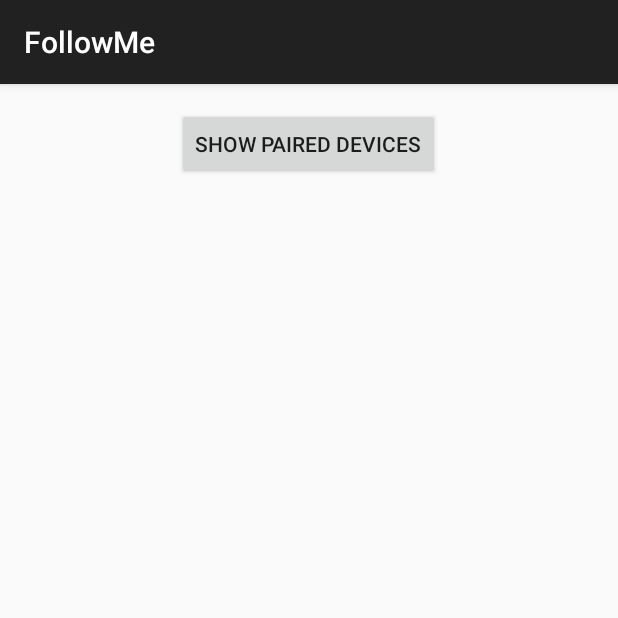
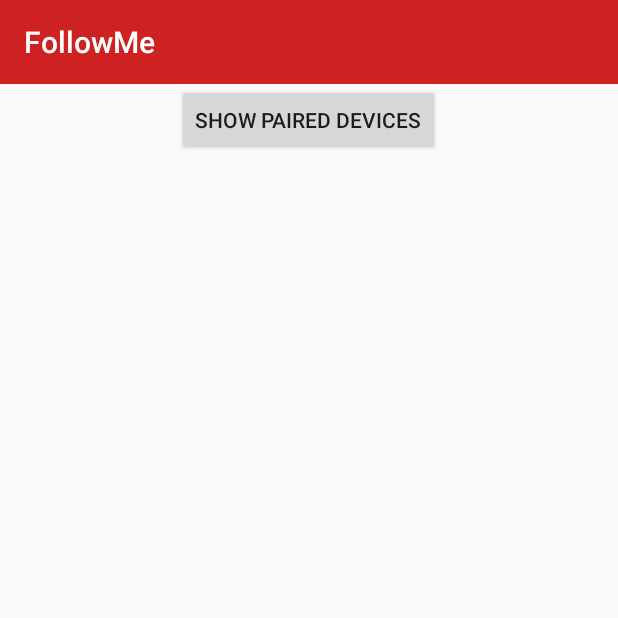
Before and after one commit to arjunair86/FollowMe, an Android app: the screen it shows after launch (MainActivity), on a phone screen of 412 x 824 dp, the top half of it. Run offline under Robolectric (Android 15) with nearby library versions, the phone set to English and light mode, and no system bars.

Commit message:
added some basic design and color to the app

```diff
--- a/app/src/main/AndroidManifest.xml
+++ b/app/src/main/AndroidManifest.xml
@@ -11,7 +11,7 @@
         android:icon="@mipmap/ic_launcher"
         android:label="@string/app_name"
         android:supportsRtl="true"
-        android:theme="@style/Theme.AppCompat.DayNight.DarkActionBar">
+        android:theme="@style/Theme.AppCompat.Light.NoActionBar">
         <activity android:name=".MainActivity">
             <intent-filter>
                 <action android:name="android.intent.action.MAIN" />
--- a/app/src/main/java/com/example/lenser/followme/MainActivity.java
+++ b/app/src/main/java/com/example/lenser/followme/MainActivity.java
@@ -1,24 +1,22 @@
 package com.example.lenser.followme;
 
-import android.animation.Animator;
 import android.bluetooth.BluetoothAdapter;
 import android.bluetooth.BluetoothDevice;
 import android.bluetooth.BluetoothSocket;
 import android.content.Intent;
-import android.graphics.Color;
+import android.os.Build;
 import android.os.Bundle;
+import android.support.annotation.RequiresApi;
+import android.support.v4.content.ContextCompat;
 import android.support.v7.app.AppCompatActivity;
 import android.support.v7.widget.Toolbar;
 import android.view.View;
-import android.view.ViewAnimationUtils;
-import android.view.animation.Animation;
-import android.view.animation.AnimationUtils;
+import android.view.Window;
+import android.view.WindowManager;
 import android.widget.AdapterView;
 import android.widget.ArrayAdapter;
 import android.widget.Button;
-import android.widget.LinearLayout;
 import android.widget.ListView;
-import android.widget.RelativeLayout;
 
 import java.util.ArrayList;
 
@@ -35,10 +33,19 @@ public class MainActivity extends AppCompatActivity {
     ArrayList<BluetoothDevice> bluetoothDevices;
     ArrayList<String> deviceNames;
 
+    @RequiresApi(api = Build.VERSION_CODES.LOLLIPOP)
     @Override
     protected void onCreate(Bundle savedInstanceState) {
         super.onCreate(savedInstanceState);
         setContentView(R.layout.activity_main);
+
+        Window window = getWindow();
+        window.addFlags(WindowManager.LayoutParams.FLAG_DRAWS_SYSTEM_BAR_BACKGROUNDS);
+        window.clearFlags(WindowManager.LayoutParams.FLAG_TRANSLUCENT_STATUS);
+        window.setStatusBarColor(ContextCompat.getColor(getApplicationContext(), R.color.colorPrimaryDark));
+
+        Toolbar toolbar = (Toolbar)findViewById(R.id.my_toolbar);
+        setSupportActionBar(toolbar);
 
         btPairedDevices = (Button)findViewById(R.id.btPairedDevices);
         lvPairedDevices = (ListView)findViewById(R.id.lvPairedDevices);
@@ -62,7 +69,9 @@ public class MainActivity extends AppCompatActivity {
                 bluetoothDevices = getPairedDevices.showPairedDevices();
                 deviceNames = new ArrayList<String>();
                 for(BluetoothDevice device: bluetoothDevices){
-                    deviceNames.add(device.getName()+"\n"+device.getAddress());
+                    if(device.getName().contains("HC")){
+                        deviceNames.add("  "+device.getName()+"\n"+"  "+device.getAddress());
+                    }
                 }
                 adapter = new ArrayAdapter<String>(getApplicationContext(), R.layout.list_item_black, deviceNames);
                 lvPairedDevices.setAdapter(adapter);
--- a/app/src/main/res/layout/activity_main.xml
+++ b/app/src/main/res/layout/activity_main.xml
@@ -2,14 +2,19 @@
 
 <RelativeLayout xmlns:android="http://schemas.android.com/apk/res/android"
     xmlns:tools="http://schemas.android.com/tools"
+    xmlns:local="http://schemas.android.com/apk/res-auto"
     android:id="@+id/activity_main"
     android:layout_width="match_parent"
     android:layout_height="match_parent"
-    android:paddingBottom="@dimen/activity_vertical_margin"
-    android:paddingLeft="@dimen/activity_horizontal_margin"
-    android:paddingRight="@dimen/activity_horizontal_margin"
-    android:paddingTop="@dimen/activity_vertical_margin"
     tools:context="com.example.lenser.followme.MainActivity">
+
+    <android.support.v7.widget.Toolbar
+        android:id="@+id/my_toolbar"
+        android:layout_width="match_parent"
+        android:layout_height="?attr/actionBarSize"
+        android:background="@color/colorPrimary"
+        local:theme="@style/ThemeOverlay.AppCompat.Dark.ActionBar"
+        local:popupTheme="@style/ThemeOverlay.AppCompat.Light" />
 
     <Button
         android:text="Show paired devices"
--- a/app/src/main/res/values/colors.xml
+++ b/app/src/main/res/values/colors.xml
@@ -1,6 +1,8 @@
 <?xml version="1.0" encoding="utf-8"?>
 <resources>
-    <color name="colorPrimary">#3F51B5</color>
-    <color name="colorPrimaryDark">#303F9F</color>
+    <color name="colorPrimary">#ce2121</color>
+    <color name="colorPrimaryDark">#bc1a1a</color>
     <color name="colorAccent">#FF4081</color>
+    <color name="lightBlue">#3dcfe2</color>
+    <color name="brighterLightBlue">#7288d8</color>
 </resources>
--- a/app/src/main/res/values/styles.xml
+++ b/app/src/main/res/values/styles.xml
@@ -8,4 +8,9 @@
         <item name="colorAccent">@color/colorAccent</item>
     </style>
 
+    <style name="MyButton" parent="Theme.AppCompat.Light.DarkActionBar">
+        <item name="colorControlHighlight">@color/brighterLightBlue</item>
+        <item name="colorButtonNormal">@color/lightBlue</item>
+    </style>
+
 </resources>
```
Also changed, not shown: app/src/main/java/com/example/lenser/followme/MyBluetoothService.java (+12 -0 lines), app/src/main/res/layout/activity_connected.xml (+12 -2 lines).
